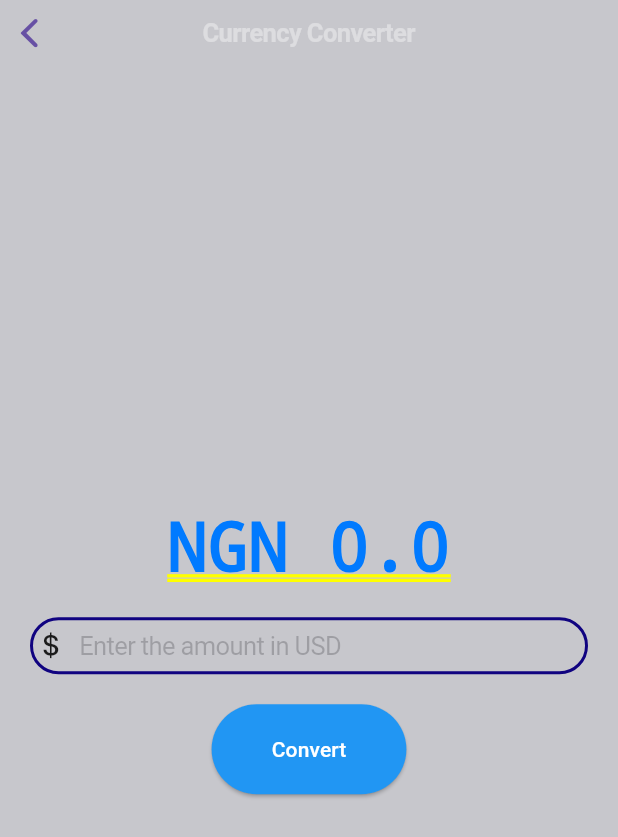
After one commit to TechifyDev1/currency_converter, a Flutter app: the CurrencyConverterCupatinoPage screen opened directly, after a tap on "Convert", on a phone screen of 412 x 824 dp. The commit adds this screen. Shown: the top 837 px of the screen. Run offline on Flutter 3.47's test engine with Material 3 defaults, Android fonts, the phone set to English and light mode, and no system bars; our stand-ins replace flutter_dotenv; network calls fail.

Commit message:
Learnt cupertino design

```diff
--- /dev/null
+++ b/lib/currency_converter_cupatino_page.dart
@@ -0,0 +1,141 @@
+import 'dart:convert';
+
+import 'package:flutter/cupertino.dart';
+import 'package:flutter/material.dart';
+import 'package:flutter/foundation.dart';
+import 'package:flutter_dotenv/flutter_dotenv.dart';
+import 'package:http/http.dart';
+
+class CurrencyConverterCupatinoPage extends StatefulWidget {
+  const CurrencyConverterCupatinoPage({super.key});
+
+  @override
+  State<CurrencyConverterCupatinoPage> createState() =>
+      _CurrencyConverterCupatinoPageState();
+}
+
+class _CurrencyConverterCupatinoPageState
+    extends State<CurrencyConverterCupatinoPage> {
+  final TextEditingController textEditingController = TextEditingController();
+
+  @override
+  void initState() {
+    super.initState();
+    fetchExchangeRate();
+  }
+
+  double exchangeRate = 0.00;
+  double result = 0.00;
+  Future<void> fetchExchangeRate() async {
+    final String apiKey = dotenv.env['API_KEY'] ?? '';
+    final url = Uri.parse(
+      'https://open.er-api.com/v6/latest/USD?apikey=$apiKey',
+    );
+
+    try {
+      final response = await get(url);
+
+      if (response.statusCode == 200) {
+        final data = jsonDecode(response.body);
+        if (data.containsKey('rates') && data['rates'].containsKey('NGN')) {
+          setState(() {
+            exchangeRate = data['rates']['NGN'];
+          });
+        } else {
+          if (kDebugMode) {
+            print("Invalid API response format");
+          }
+        }
+      } else {
+        if (kDebugMode) {
+          print('Failed to fetch exchange rate: ${response.statusCode}');
+        }
+      }
+    } catch (e) {
+      if (kDebugMode) {
+        print('Error: $e');
+      }
+    }
+  }
+
+  Future<void> convert() async {
+    await fetchExchangeRate();
+    setState(() {
+      result =
+          (double.parse(textEditingController.text) *
+                  (exchangeRate > 0 ? exchangeRate : 1730))
+              .roundToDouble();
+    });
+  }
+
+  @override
+  Widget build(BuildContext context) {
+    return CupertinoPageScaffold(
+      backgroundColor: CupertinoColors.systemGrey3,
+      navigationBar: CupertinoNavigationBar(
+        backgroundColor: CupertinoColors.white,
+        middle: const Text(
+          "Currency Converter",
+          style: TextStyle(color: Colors.white38),
+        ),
+      ),
+      child: Center(
+        child: Column(
+          mainAxisAlignment: MainAxisAlignment.center,
+          children: [
+            Text(
+              "NGN ${result.toString()}",
+              style: const TextStyle(
+                fontSize: 45,
+                fontWeight: FontWeight.bold,
+                color: CupertinoColors.activeBlue,
+              ),
+            ),
+            Padding(
+              padding: const EdgeInsets.all(20),
+              child: CupertinoTextField(
+                style: const TextStyle(color: CupertinoColors.black),
+                decoration: BoxDecoration(
+                  border: Border.all(
+                    color: const Color.fromARGB(255, 16, 3, 128),
+                    width: 2,
+                  ),
+                  borderRadius: BorderRadius.circular(40),
+                ),
+                placeholder: "Enter the amount in USD",
+                prefix: Icon(CupertinoIcons.money_dollar),
+                controller: textEditingController,
+                keyboardType: const TextInputType.numberWithOptions(
+                  decimal: true,
+                ),
+                onSubmitted: (value) {
+                  result = double.parse(value);
+                  if (kDebugMode) {
+                    print("Value: $result");
+                  }
+                },
+              ),
+            ),
+            ElevatedButton(
+              onPressed: () {
+                convert();
+              },
+              style: TextButton.styleFrom(
+                foregroundColor: Colors.white,
+                backgroundColor: Colors.blue,
+                padding: const EdgeInsets.symmetric(
+                  horizontal: 40,
+                  vertical: 20,
+                ),
+                shape: RoundedRectangleBorder(
+                  borderRadius: BorderRadius.circular(40),
+                ),
+              ),
+              child: Text("Convert"),
+            ),
+          ],
+        ),
+      ),
+    );
+  }
+}
--- a/lib/main.dart
+++ b/lib/main.dart
@@ -1,3 +1,5 @@
+import 'package:currency_converter/currency_converter_cupatino_page.dart';
+import 'package:flutter/cupertino.dart';
 import 'package:flutter/material.dart';
 import 'package:flutter_dotenv/flutter_dotenv.dart';
 import 'currency_converter_material_page.dart';
@@ -17,3 +19,12 @@ class MyApp extends StatelessWidget {
     return MaterialApp(home: CurrencyConverterPagee());
   }
 }
+
+class MyCupertinoApp extends StatelessWidget {
+  const MyCupertinoApp({super.key});
+
+  @override
+  Widget build(BuildContext context) {
+    return CupertinoApp(home: CurrencyConverterCupatinoPage());
+  }
+}
```
